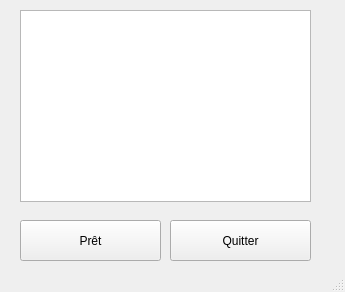
First picture: the form in salonjoueurs.ui, repository massicotteg/CLL-PixelATRClient, before the edit.
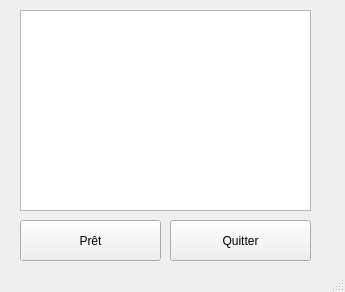
Second picture: the form after the edit.

Commit message: Vérification des erreurs de connexion au serveur et ajout du code du salon des joueurs

What changed in the file:
```diff
--- a/salonjoueurs.ui
+++ b/salonjoueurs.ui
@@ -14,16 +14,6 @@
    <string>Salon des joueurs</string>
   </property>
   <widget class="QWidget" name="centralwidget">
-   <widget class="QListView" name="lbJoueurs">
-    <property name="geometry">
-     <rect>
-      <x>20</x>
-      <y>10</y>
-      <width>291</width>
-      <height>192</height>
-     </rect>
-    </property>
-   </widget>
    <widget class="QPushButton" name="btnPret">
     <property name="geometry">
      <rect>
@@ -50,6 +40,16 @@
      <string>Quitter</string>
     </property>
    </widget>
+   <widget class="QListWidget" name="lbJoueurs">
+    <property name="geometry">
+     <rect>
+      <x>20</x>
+      <y>10</y>
+      <width>291</width>
+      <height>201</height>
+     </rect>
+    </property>
+   </widget>
   </widget>
   <widget class="QStatusBar" name="statusbar"/>
  </widget>
```
The commit also changes 7 other files.
